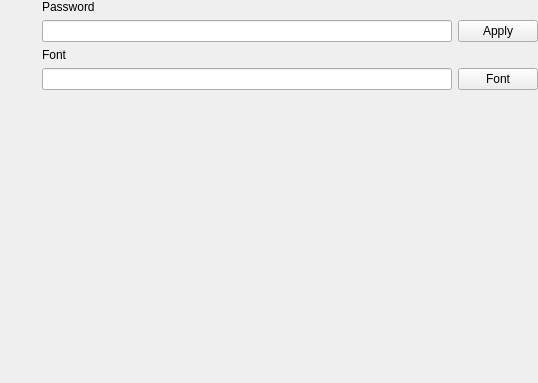
Old version of the form DTModule/Ui_DTSetting.ui in the repository Holence/DTPySide.
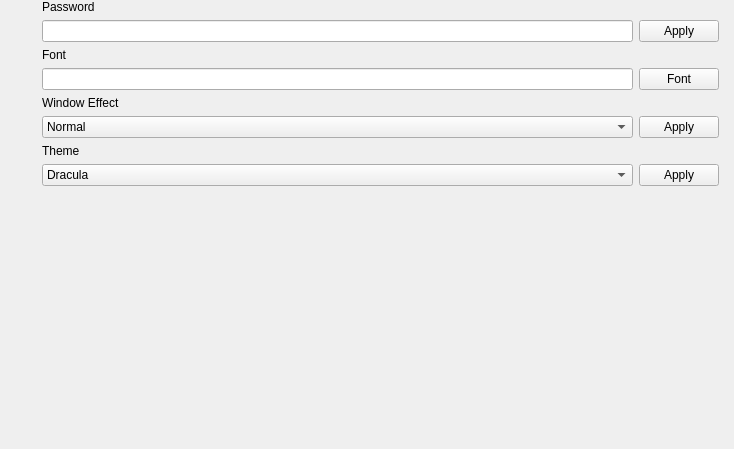
New version of the form.

```diff
--- a/DTModule/Ui_DTSetting.ui
+++ b/DTModule/Ui_DTSetting.ui
@@ -6,8 +6,8 @@
    <rect>
     <x>0</x>
     <y>0</y>
-    <width>538</width>
-    <height>383</height>
+    <width>734</width>
+    <height>449</height>
    </rect>
   </property>
   <property name="windowTitle">
@@ -78,6 +78,39 @@
       <number>0</number>
      </property>
      <widget class="QWidget" name="page_basicinfo">
+      <layout class="QHBoxLayout" name="horizontalLayout_2">
+       <property name="spacing">
+        <number>0</number>
+       </property>
+       <property name="leftMargin">
+        <number>0</number>
+       </property>
+       <property name="topMargin">
+        <number>0</number>
+       </property>
+       <property name="rightMargin">
+        <number>0</number>
+       </property>
+       <property name="bottomMargin">
+        <number>0</number>
+       </property>
+       <item>
+        <widget class="QScrollArea" name="scrollAreaBasicInfo">
+         <property name="frameShape">
+          <enum>QFrame::NoFrame</enum>
+         </property>
+         <property name="widgetResizable">
+          <bool>true</bool>
+         </property>
+         <widget class="QWidget" name="scrollAreaWidgetContentsBasicInfo">
+          <property name="geometry">
+           <rect>
+            <x>0</x>
+            <y>0</y>
+            <width>692</width>
+            <height>449</height>
+           </rect>
+          </property>
       <layout class="QGridLayout" name="gridLayout">
        <property name="leftMargin">
         <number>0</number>
@@ -86,7 +119,7 @@
         <number>0</number>
        </property>
        <property name="rightMargin">
-        <number>0</number>
+            <number>15</number>
        </property>
        <property name="bottomMargin">
         <number>0</number>
@@ -132,7 +165,73 @@
          </property>
         </widget>
        </item>
-       <item row="4" column="1">
+           <item row="4" column="0">
+            <widget class="QLabel" name="label_window_effect">
+             <property name="text">
+              <string>Window Effect</string>
+             </property>
+            </widget>
+           </item>
+           <item row="5" column="0">
+            <widget class="QComboBox" name="comboBox_window_effect">
+             <item>
+              <property name="text">
+               <string>Normal</string>
+              </property>
+             </item>
+             <item>
+              <property name="text">
+               <string>Areo</string>
+              </property>
+             </item>
+             <item>
+              <property name="text">
+               <string>Acrylic</string>
+              </property>
+             </item>
+            </widget>
+           </item>
+           <item row="5" column="1">
+            <widget class="QPushButton" name="pushButton_window_effect">
+             <property name="text">
+              <string>Apply</string>
+             </property>
+            </widget>
+           </item>
+           <item row="6" column="0">
+            <widget class="QLabel" name="label_theme">
+             <property name="text">
+              <string>Theme</string>
+             </property>
+            </widget>
+           </item>
+           <item row="7" column="0">
+            <widget class="QComboBox" name="comboBox_theme">
+             <item>
+              <property name="text">
+               <string>Dracula</string>
+              </property>
+             </item>
+             <item>
+              <property name="text">
+               <string>Dark</string>
+              </property>
+             </item>
+             <item>
+              <property name="text">
+               <string>Light</string>
+              </property>
+             </item>
+            </widget>
+           </item>
+           <item row="7" column="1">
+            <widget class="QPushButton" name="pushButton_theme">
+             <property name="text">
+              <string>Apply</string>
+             </property>
+            </widget>
+           </item>
+           <item row="8" column="1">
         <spacer name="verticalSpacer">
          <property name="orientation">
           <enum>Qt::Vertical</enum>
@@ -140,10 +239,14 @@
          <property name="sizeHint" stdset="0">
           <size>
            <width>20</width>
-           <height>40</height>
+               <height>258</height>
           </size>
          </property>
         </spacer>
+           </item>
+          </layout>
+         </widget>
+        </widget>
        </item>
       </layout>
      </widget>
```
Left out of the diff: 14 changed lines with no effect on the pictures. Lines whose indentation alone changed are shown as unchanged.
